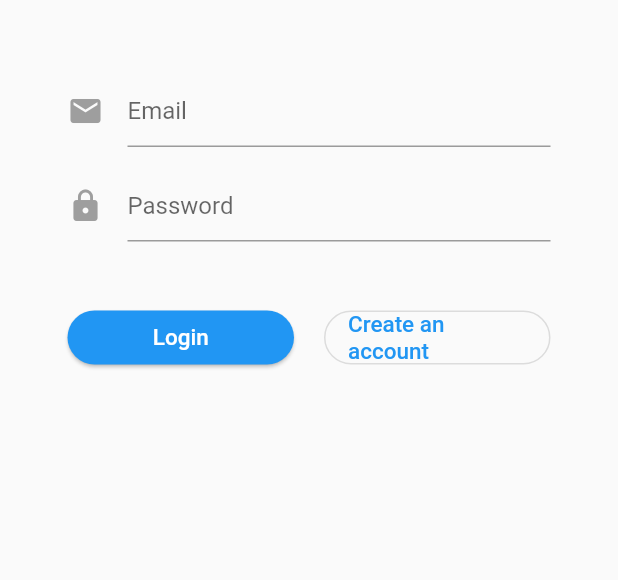
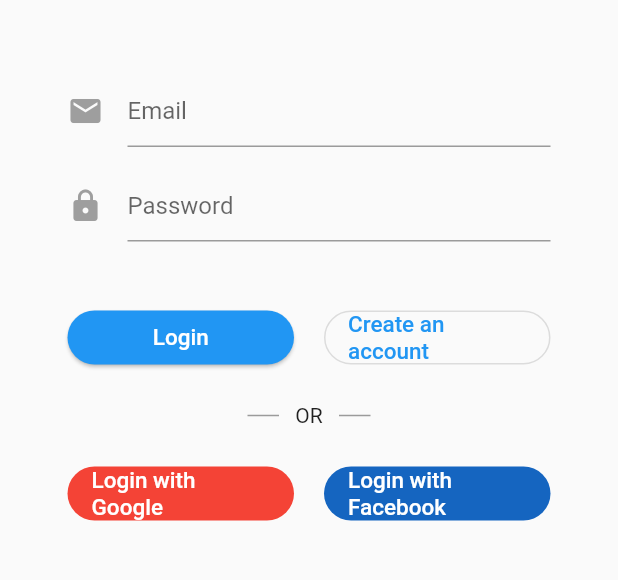
Before and after one commit to cicelybeckford/CoDiet-Flutter, a Flutter app: the AuthPage screen opened directly, on a phone screen of 412 x 824 dp, the part 375-955 px from its top. Run offline on Flutter 3.47's test engine with Material 2 defaults, Android fonts, the phone set to English and light mode, and no system bars; our stand-ins replace charts_flutter, percent_indicator; missing offline and left inert: firebase; accounts and stored records are empty.

Commit message:
Modifying based on feedback - Google/FB login

```diff
--- a/lib/pages/auth_page.dart
+++ b/lib/pages/auth_page.dart
@@ -97,6 +97,47 @@
     });
   }
 
+  void signInWithThirdParty(String title) async {
+    setState(() {
+      _errorMessage = "";
+      _isLoading = true;
+    });
+    try {
+      String userId  = "";
+      if (title == "Google") {
+        userId  = await widget.auth.googleSignIn();
+      } else {
+        userId = await widget.auth.facebookSignIn();
+      }
+      print("omg");
+      setState(() {
+        _isLoading = false;
+      });
+      final fb.DatabaseReference ref = fb.database().ref("users/" + userId);
+      ref.once("value").then((e) async {
+          if (e.snapshot.child("completeSignUp").exists() &&
+          (e.snapshot.child("completeSignUp").val() == "true" ||
+          e.snapshot.child("completeSignUp").val() == "false")){
+            print(e.snapshot.val());
+            widget.loginCallback();
+          } else {
+            print(e.snapshot.child("completeSignUp").exists());
+            var map = {"completeSignUp": "false"};
+            await ref.set(map);
+            widget.signupCallback();
+          }
+      });
+    } catch (e) {
+      print(e.message.toString());
+      print('Error: $e');
+      setState(() {
+        _isLoading = false;
+        _errorMessage = e.message.toString();
+        _formKey.currentState.reset();
+      });
+    }
+  }
+
   @override
   Widget build(BuildContext context) {
     return new Scaffold(
@@ -132,6 +173,8 @@
               showEmailInput(),
               showPasswordInput(),
               showButtons(),
+              showSeparator(),
+              showThirdPartyButtons(),
               SizedBox(height: 20,),
               showErrorMessage(),
             ],
@@ -242,4 +285,74 @@
       )
     );
   }
+
+  Widget showThirdPartyButtons() {
+        return new Padding(
+            padding: EdgeInsets.fromLTRB(0.0, 20.0, 0.0, 0.0),
+            child: Row(
+              mainAxisAlignment: MainAxisAlignment.spaceEvenly,
+              children: <Widget>[
+              Expanded(
+                child: new FlatButton(
+                  shape: new RoundedRectangleBorder(
+                      borderRadius: new BorderRadius.circular(30.0)),
+                  color: Colors.red,
+                  child: new Text("Login with Google",
+                      style: new TextStyle(fontSize: 15.0, color: Colors.white)),
+                  onPressed: (){
+                    signInWithThirdParty("Google");
+                  },
+                ),
+              ),
+              SizedBox(
+                width: 20,
+              ),
+              Expanded(
+                child: new FlatButton(
+                  shape: new RoundedRectangleBorder(
+                      borderRadius: new BorderRadius.circular(30.0)),
+                  color: Colors.blue[800],
+                  child: new Text("Login with Facebook",
+                      style: new TextStyle(fontSize: 15.0, color: Colors.white)),
+                  onPressed: (){
+                    signInWithThirdParty("FB");
+                  },
+            ),
+          ),
+        ],
+      )
+    );
+  }
+
+  Widget showSeparator() {
+    return new Padding(
+        padding: EdgeInsets.fromLTRB(0.0, 20.0, 0.0, 0.0),
+        child: Row(
+          mainAxisAlignment: MainAxisAlignment.spaceEvenly,
+          children: <Widget>[
+          Expanded(
+            child: new Divider(
+              indent: 120,
+              thickness: 1,
+              color: Colors.black38,
+            )
+          ),
+          SizedBox(
+            width: 40,
+            child: new Text(
+              "OR",
+              textAlign: TextAlign.center,
+            )
+          ),
+          Expanded(
+            child: new Divider(
+              endIndent: 120,
+              thickness: 1,
+              color: Colors.black38,
+            )
+          ),
+        ],
+      )
+    );
+  }
 }
--- a/lib/pages/root_page.dart
+++ b/lib/pages/root_page.dart
@@ -1,4 +1,3 @@
-import 'package:codiet/pages/profile_page.dart';
 import 'package:flutter/material.dart';
 import 'package:firebase/firebase.dart' as fb;
 import 'package:codiet/pages/home_page.dart';
--- a/pubspec.yaml
+++ b/pubspec.yaml
@@ -23,6 +23,9 @@
   intl: ^0.16.0
   firebase: ^6.0.0
   charts_flutter: ^0.8.1
+  google_sign_in: ^4.0.14
+  google_sign_in_web: ^0.8.0
+  flutter_facebook_login: ^3.0.0
 
   # The following adds the Cupertino Icons font to your application.
   # Use with the CupertinoIcons class for iOS style icons.
@@ -74,8 +77,6 @@
   #
   # For details regarding fonts from package dependencies,
   # see https://flutter.dev/custom-fonts/#from-packages
-assets:
-  - logo.png
 fonts:
   - family: Montserrat
     fonts:
```
Also changed, not shown: lib/utils/auth.dart (+38 -0 lines), assets/name.jpg (deleted), assets/name.png (deleted), assets/plus.jpeg (deleted), pubspec.lock, 5 other files.
